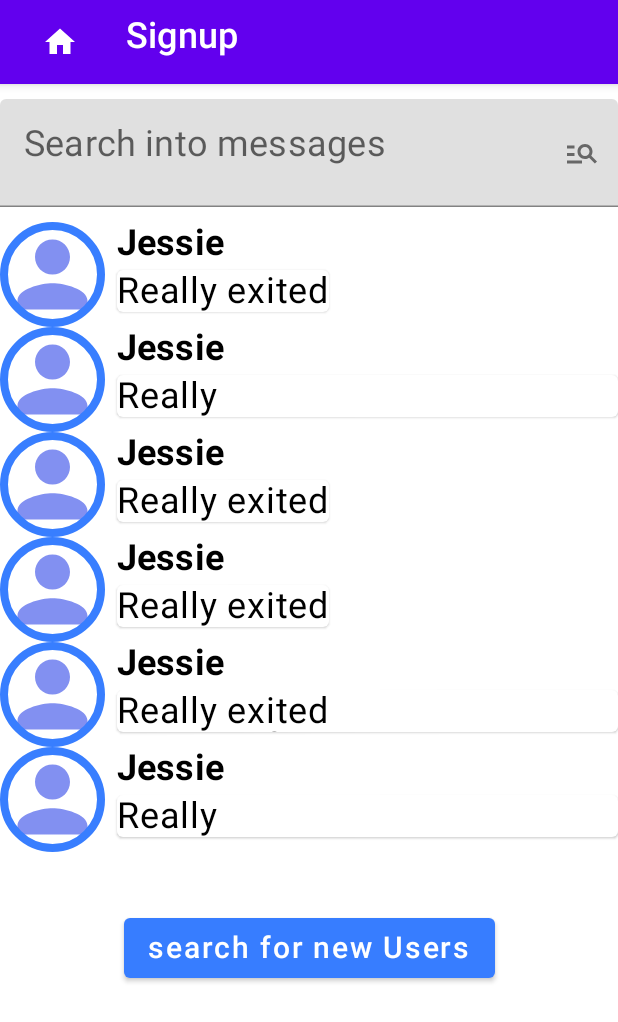
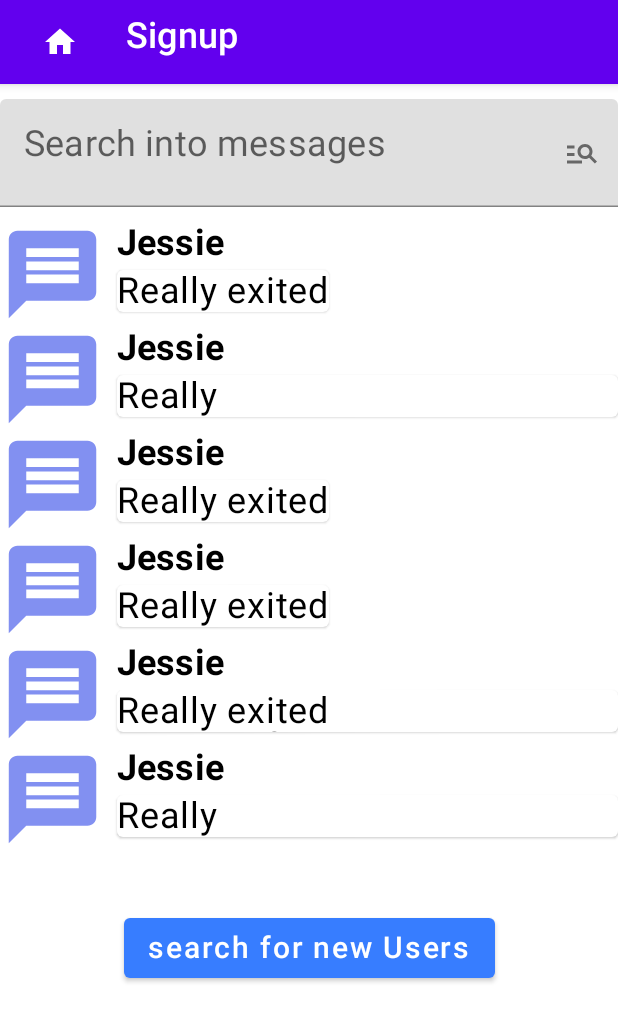
Before and after one commit to projectISPW/LetMeKnowMP, an Android app built with Jetpack Compose: the screen it shows after launch (MainActivity), after a tap on "Go back", on a phone screen of 412 x 824 dp. Shown: the top 1022 px of the screen. Run offline under Robolectric (Android 15) with nearby library versions, the phone set to English and light mode, and no system bars.

Commit message:
messo colore Icone e messo messaggi nella recentChat invece che persone

```diff
--- a/LetMeKnowV1/app/src/main/java/com/francesco/damata/letmeknowv1/ui/layout/Login.kt
+++ b/LetMeKnowV1/app/src/main/java/com/francesco/damata/letmeknowv1/ui/layout/Login.kt
@@ -27,10 +27,7 @@ import androidx.compose.ui.unit.dp
 import androidx.compose.ui.unit.sp
 import com.francesco.damata.letmeknowv1.R
 import com.francesco.damata.letmeknowv1.screen.MyModelScreen
-import com.francesco.damata.letmeknowv1.ui.theme.button
-import com.francesco.damata.letmeknowv1.ui.theme.letMeKnowColor
-import com.francesco.damata.letmeknowv1.ui.theme.myBlue
-
+import com.francesco.damata.letmeknowv1.ui.theme.*
 
 
 @Composable
@@ -84,7 +81,7 @@ fun ColUnderTheTop(){
             modifier = Modifier
                 .size(size = 150.dp),
             //.border(10.dp, Color.Blue, shape = CircleShape),
-            tint = "#8290f1".color,
+            tint = MaterialTheme.colors.icon,
             )
 
     }
@@ -182,5 +179,3 @@ fun InputUsr(){
 
 
 }
-val String.color
-    get()=Color(parseColor(this))
--- a/LetMeKnowV1/app/src/main/java/com/francesco/damata/letmeknowv1/ui/layout/RecentChat.kt
+++ b/LetMeKnowV1/app/src/main/java/com/francesco/damata/letmeknowv1/ui/layout/RecentChat.kt
@@ -20,6 +20,7 @@ import androidx.compose.ui.unit.dp
 import androidx.compose.ui.unit.sp
 import com.francesco.damata.letmeknowv1.R
 import com.francesco.damata.letmeknowv1.screen.MyModelScreen
+import com.francesco.damata.letmeknowv1.ui.theme.icon
 import com.francesco.damata.letmeknowv1.ui.theme.letMeKnowColor
 
 
@@ -103,16 +104,13 @@ fun MessageBox(message:Message){
             IconButton(onClick = {
                 ScreenRouter.navigateTo(LetMeKnowScreen.Chat)
 
-            },
-                modifier = Modifier
-                    .then(Modifier.size(70.dp))
-                    .border(5.dp, MaterialTheme.colors.letMeKnowColor, shape = CircleShape)
+            }
             ) {
-                Icon(Icons.Default.Person,
+                Icon(Icons.Default.Message,
                     contentDescription = "content description",
-                    tint = "#8290f1".color,
+                    tint = MaterialTheme.colors.icon,
                     modifier=Modifier
-                        .size(100.dp)
+                        .size(70.dp)
                 )
             }
             Spacer(modifier = Modifier.width(8.dp))
--- a/LetMeKnowV1/app/src/main/java/com/francesco/damata/letmeknowv1/ui/layout/SearchResult.kt
+++ b/LetMeKnowV1/app/src/main/java/com/francesco/damata/letmeknowv1/ui/layout/SearchResult.kt
@@ -20,6 +20,8 @@ import androidx.compose.ui.unit.dp
 import androidx.compose.ui.unit.sp
 import com.francesco.damata.letmeknowv1.R
 import com.francesco.damata.letmeknowv1.screen.MyModelScreen
+import com.francesco.damata.letmeknowv1.ui.theme.color
+import com.francesco.damata.letmeknowv1.ui.theme.icon
 import com.francesco.damata.letmeknowv1.ui.theme.letMeKnowColor
 import kotlin.math.roundToInt
 
@@ -128,7 +130,7 @@ fun ShowPar(user : User){
             Icon(
                 Icons.Default.Message,
                 contentDescription = "content description",
-                tint = "#8290f1".color,
+                tint = MaterialTheme.colors.icon,
                 modifier = Modifier
                     .size(45.dp)
                     .border(0.dp, color = Color.White)
--- a/LetMeKnowV1/app/src/main/java/com/francesco/damata/letmeknowv1/ui/theme/Color.kt
+++ b/LetMeKnowV1/app/src/main/java/com/francesco/damata/letmeknowv1/ui/theme/Color.kt
@@ -2,7 +2,6 @@ package com.francesco.damata.letmeknowv1.ui.theme
 
 import androidx.compose.material.Colors
 import androidx.compose.ui.graphics.Color
-import com.francesco.damata.letmeknowv1.ui.layout.color
 
 val Purple200 = Color(0xFFBB86FC)
 val Purple500 = Color(0xFF6200EE)
@@ -18,3 +17,11 @@ val Colors.recived
     get()="#D6D6D6".color
 val Colors.sended
     get()="#377DFF".color
+val Colors.icon
+    get()="#8290f1".color
+
+
+
+
+val String.color
+    get()=Color(android.graphics.Color.parseColor(this))
```
